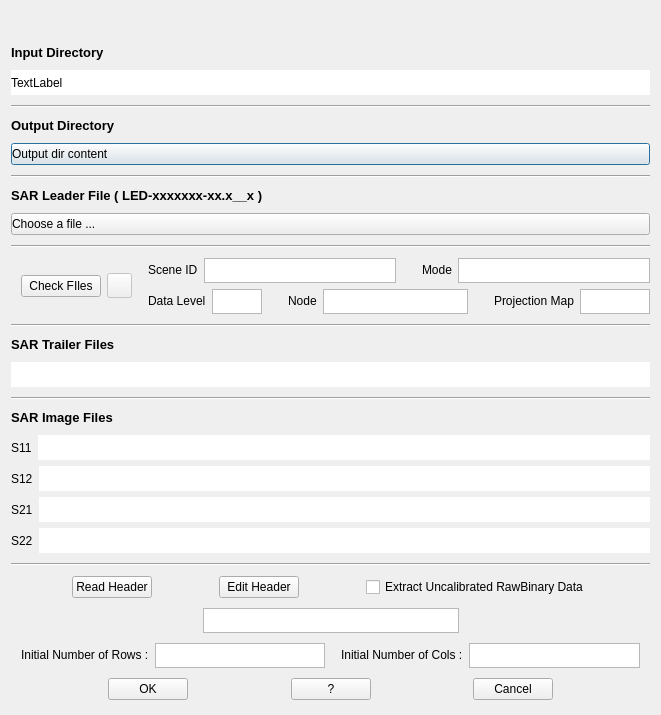
This is GUI/alos1_1_quad_jaxa_ceos.ui in cpenar/Qt_PolSarPRO as Qt 5 draws it before an edit. The edited form follows.
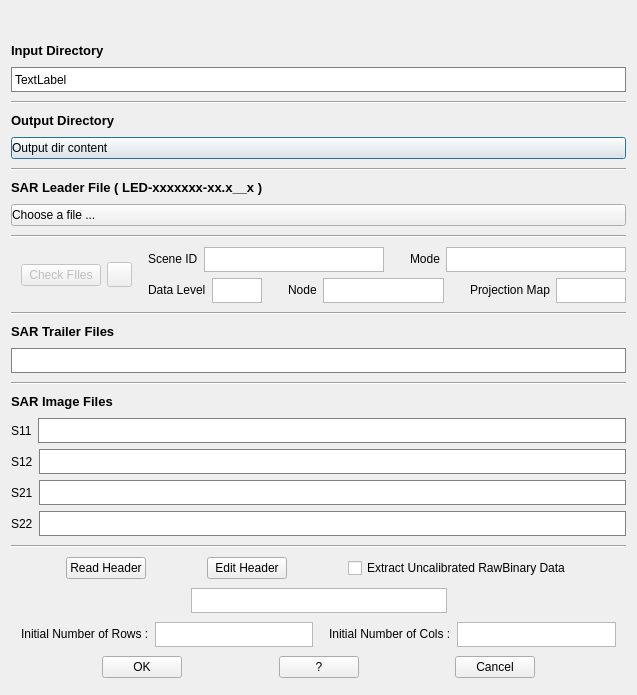
This is the edited form. Icons and pictures are not drawn.

Commit message: alos1_1_quad_jaxa_ceos.ui: added Grey border to certain labels

Patch:
```diff
--- a/GUI/alos1_1_quad_jaxa_ceos.ui
+++ b/GUI/alos1_1_quad_jaxa_ceos.ui
@@ -6,8 +6,8 @@
    <rect>
     <x>0</x>
     <y>0</y>
-    <width>661</width>
-    <height>715</height>
+    <width>637</width>
+    <height>695</height>
    </rect>
   </property>
   <property name="windowTitle">
@@ -87,6 +87,12 @@
        <verstretch>0</verstretch>
       </sizepolicy>
      </property>
+     <property name="minimumSize">
+      <size>
+       <width>0</width>
+       <height>0</height>
+      </size>
+     </property>
      <property name="maximumSize">
       <size>
        <width>16777215</width>
@@ -94,7 +100,7 @@
       </size>
      </property>
      <property name="styleSheet">
-      <string notr="true">background: white</string>
+      <string notr="true">background: white;border: 1px solid grey</string>
      </property>
      <property name="text">
       <string>TextLabel</string>
@@ -217,6 +223,9 @@
      </item>
      <item>
       <widget class="QPushButton" name="pushButton_CheckFiles">
+       <property name="enabled">
+        <bool>false</bool>
+       </property>
        <property name="sizePolicy">
         <sizepolicy hsizetype="Minimum" vsizetype="Maximum">
          <horstretch>0</horstretch>
@@ -520,6 +529,12 @@
        <verstretch>0</verstretch>
       </sizepolicy>
      </property>
+     <property name="minimumSize">
+      <size>
+       <width>0</width>
+       <height>0</height>
+      </size>
+     </property>
      <property name="maximumSize">
       <size>
        <width>16777215</width>
@@ -527,7 +542,7 @@
       </size>
      </property>
      <property name="styleSheet">
-      <string notr="true">background: white</string>
+      <string notr="true">background: white;border: 1px solid grey</string>
      </property>
      <property name="text">
       <string/>
@@ -567,6 +582,9 @@
        </item>
        <item>
         <widget class="QLabel" name="label_HH">
+         <property name="enabled">
+          <bool>true</bool>
+         </property>
          <property name="sizePolicy">
           <sizepolicy hsizetype="Expanding" vsizetype="Expanding">
            <horstretch>0</horstretch>
@@ -586,7 +604,7 @@
           </size>
          </property>
          <property name="styleSheet">
-          <string notr="true">background: white</string>
+          <string notr="true">background: white;border: 1px solid grey</string>
          </property>
          <property name="text">
           <string/>
@@ -625,7 +643,7 @@
           </size>
          </property>
          <property name="styleSheet">
-          <string notr="true">background: white</string>
+          <string notr="true">background: white;border: 1px solid grey</string>
          </property>
          <property name="text">
           <string/>
@@ -664,7 +682,7 @@
           </size>
          </property>
          <property name="styleSheet">
-          <string notr="true">background: white</string>
+          <string notr="true">background: white;border: 1px solid grey</string>
          </property>
          <property name="text">
           <string/>
@@ -703,7 +721,7 @@
           </size>
          </property>
          <property name="styleSheet">
-          <string notr="true">background: white</string>
+          <string notr="true">background: white;border: 1px solid grey</string>
          </property>
          <property name="text">
           <string/>
```
